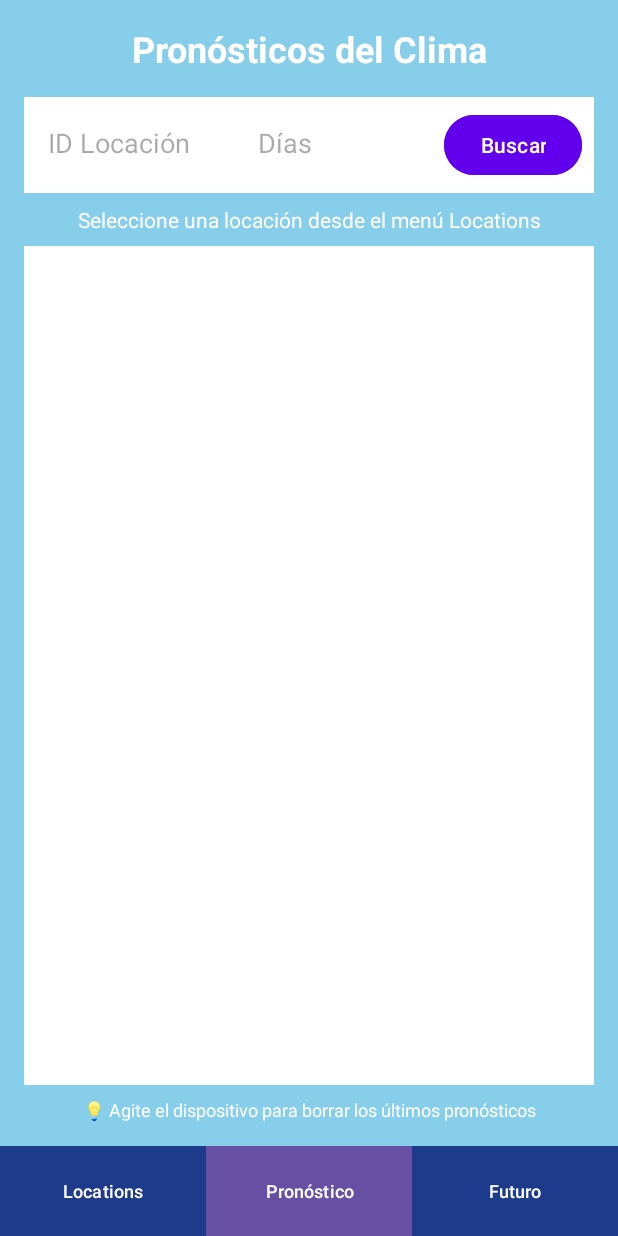
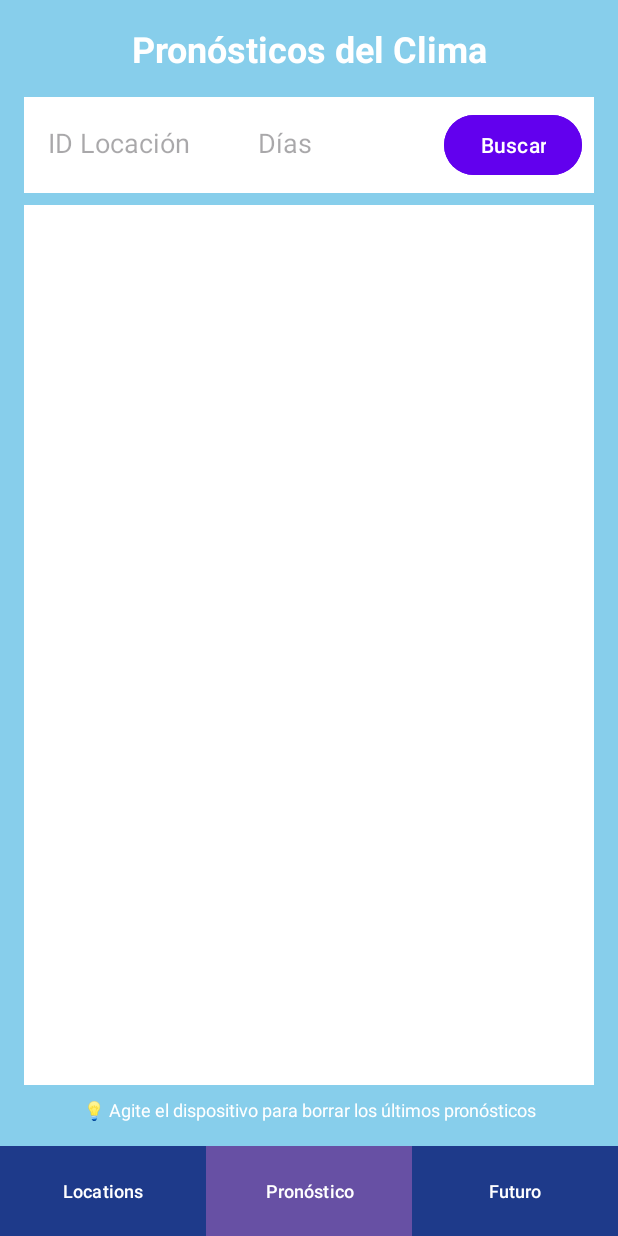
Before and after one commit to Cjfs2005/IOT_LAB4_20220270, an Android app: the ForecastFragment screen opened through its navigation route, on a phone screen of 412 x 824 dp. Run offline under Robolectric (Android 15) with nearby library versions, the phone set to English and light mode, and no system bars.

Commit message:
Versión final con comentario de uso de LLM

```diff
--- a/app/src/main/java/com/example/iot_lab4_20220270/fragments/ForecastFragment.java
+++ b/app/src/main/java/com/example/iot_lab4_20220270/fragments/ForecastFragment.java
@@ -47,6 +47,12 @@ public class ForecastFragment extends Fragment implements SensorEventListener {
     private static final float ALPHA = 0.8f;
     private float[] gravity = new float[3];
     private Integer lastSearchedId = null;
+
+/*
+Modelo: GPT-5 (en modo Ask usando Github Copilot para que reciba contexto del proyecto)
+Prompt: "Necesito el código para manejar el acelerómetro en un Fragment (Forecast) que detecte una agitación por encima de un umbral y pida confirmación antes de limpiar la lista del RecyclerView. Debe usar únicamente sensores básicos (SensorManager, TYPE_ACCELEROMETER), ajustar un umbral suficientemente alto para evitar falsos positivos y tomar las consideraciones adicionales necesarias para que funcione correctamente"
+Correcciones: "Se ajustó el umbral a 14.0 tras pruebas. Se agregó un SHAKE_DELAY para evitar múltiples apariciones del diálogo de confirmación. Se simplificó el filtrado manteniendo ALPHA=0.8."
+*/
 
     @Override
     public void onCreate(@Nullable Bundle savedInstanceState) {
@@ -144,7 +150,6 @@ public class ForecastFragment extends Fragment implements SensorEventListener {
 
     private void fetchForecast(Location location) {
         if (location != null) {
-            binding.tvLocationInfo.setText("Locación: " + location.getName() + "  (ID: " + location.getId() + ")");
             binding.etIdLocacion.setText(String.valueOf(location.getId()));
             binding.etDiasForecast.setText("14");
             String normalized = "id:" + location.getId();
--- a/app/src/main/java/com/example/iot_lab4_20220270/fragments/FutureFragment.java
+++ b/app/src/main/java/com/example/iot_lab4_20220270/fragments/FutureFragment.java
@@ -34,6 +34,12 @@ public class FutureFragment extends Fragment {
     private HourAdapter adapter;
     private WeatherApiService weatherApiService;
     private Integer lastSearchedId = null;
+
+/*
+Modelo: GPT-5 (en modo Ask usando Github Copilot para que reciba contexto del proyecto)
+Prompt: "Necesito la lógica y código en un Fragment para decidir entre llamar future.json (14 a 300 días en el futuro) o history.json (1 a 365 días en el pasado) de WeatherAPI, validando que 0 días (hoy) y 1-13 días futuros se indiquen como caso de Forecast existente. Incluir validaciones con y mostrar mensajes Toast claros en español y sólo proceder a la llamada correcta."
+Correcciones: "Se mantuvo la estructura propuesta casi intacta. Se ajustó el mensaje para rango inválido consolidando ambos límites (pasado 365, futuro 14-300). Se añadió el ID si la respuesta no lo trae y se forzó Input numérico en validación."
+*/
 
     @Override
     public void onCreate(@Nullable Bundle savedInstanceState) {
--- a/app/src/main/java/com/example/iot_lab4_20220270/models/Location.java
+++ b/app/src/main/java/com/example/iot_lab4_20220270/models/Location.java
@@ -3,6 +3,11 @@ package com.example.iot_lab4_20220270.models;
 import com.google.gson.annotations.SerializedName;
 import java.io.Serializable;
 
+/*
+Modelo: GPT-5 (en modo Ask usando Github Copilot para que reciba contexto del proyecto)
+Prompt: "En base a las indicaciones del laboratorio, propón y modela los models/beans que serán necesarios para consumir WeatherAPI (search, forecast, future, history). Incluye un modelo Location con id, name, region, country, lat, lon y url usando Gson @SerializedName, implementando Serializable para poder pasarlo en un bundle entre fragments."
+Correcciones: "Se aceptó directamente la propuesta. No fue necesario cambiar nombres de campos. Solo se tuvo que asegurar que 'id' se mantenga como int y que el modelo permanezca sin herencias para alinearse con lo visto en clase."
+*/
 public class Location implements Serializable {
     @SerializedName("id")
     private int id;
--- a/app/src/main/res/layout/fragment_forecast.xml
+++ b/app/src/main/res/layout/fragment_forecast.xml
@@ -56,17 +56,6 @@
 
     </LinearLayout>
 
-    <!-- Información de la locación seleccionada -->
-    <TextView
-        android:id="@+id/tvLocationInfo"
-        android:layout_width="match_parent"
-        android:layout_height="wrap_content"
-        android:text="Seleccione una locación desde el menú Locations"
-        android:textColor="@android:color/white"
-        android:textSize="14sp"
-        android:gravity="center"
-        android:layout_marginBottom="8dp"
-        android:visibility="visible" />
 
     <!-- RecyclerView para mostrar los pronósticos -->
     <androidx.recyclerview.widget.RecyclerView
```
